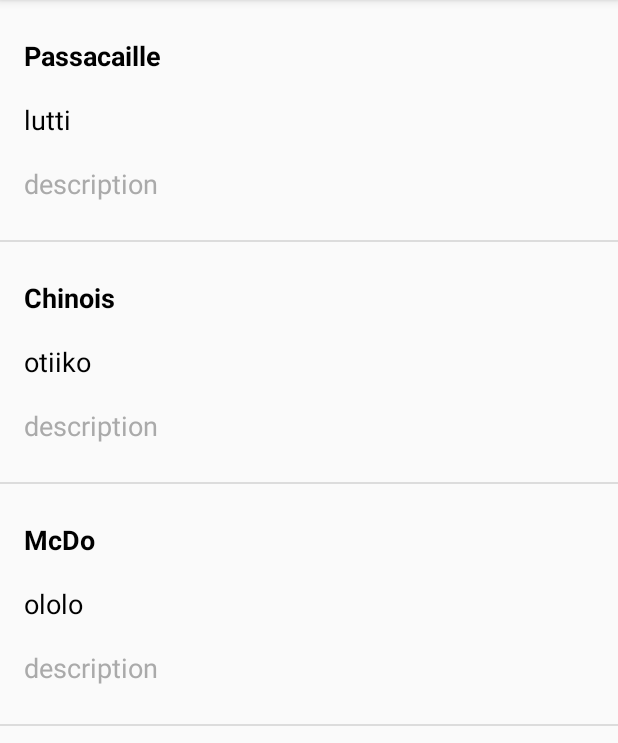
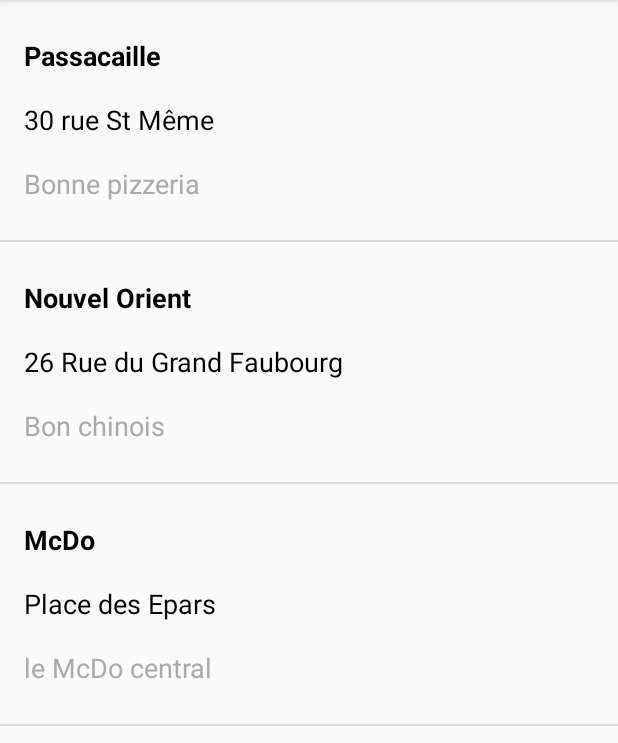
Before and after one commit to jellydragon/TourApp, an Android app: the fragment RestaurantsFragment shown on its own in the app's theme, on a phone screen of 412 x 824 dp, the part 84-827 px from its top. Run offline under Robolectric (Android 15) with nearby library versions, the phone set to English and light mode, and no system bars.

Commit message:
added a few addresses

```diff
--- a/app/src/main/java/com/example/android/tourapp/MuseumsFragment.java
+++ b/app/src/main/java/com/example/android/tourapp/MuseumsFragment.java
@@ -9,9 +9,6 @@ import android.widget.ListView;
 
 import java.util.ArrayList;
 
-/**
- * Created by maria on 04/05/2017.
- */
 
 public class MuseumsFragment extends Fragment {
 
@@ -30,8 +27,6 @@ public class MuseumsFragment extends Fragment {
         locations.add(new Location("Musée de l'école de Chartres et d'Eure-et-Loir", "12 Place Drouaise", "description"));
 
 
-
-
         LocationAdapter adapter = new LocationAdapter(getActivity(), locations);
 
         ListView listView = (ListView) rootView.findViewById(R.id.list);
--- a/app/src/main/java/com/example/android/tourapp/RestaurantsFragment.java
+++ b/app/src/main/java/com/example/android/tourapp/RestaurantsFragment.java
@@ -5,7 +5,6 @@ import android.support.v4.app.Fragment;
 import android.view.LayoutInflater;
 import android.view.View;
 import android.view.ViewGroup;
-import android.widget.ImageView;
 import android.widget.ListView;
 
 import java.util.ArrayList;
@@ -22,9 +21,9 @@ public class RestaurantsFragment extends Fragment {
         View rootView = inflater.inflate(R.layout.location_list, container, false);
 
         final ArrayList<Location> locations = new ArrayList<>();
-        locations.add(new Location("Passacaille", "lutti", "description"));
-        locations.add(new Location("Chinois", "otiiko", "description"));
-        locations.add(new Location("McDo", "ololo", "description"));
+        locations.add(new Location("Passacaille", "30 rue St Même", "Bonne pizzeria"));
+        locations.add(new Location("Nouvel Orient", "26 Rue du Grand Faubourg", "Bon chinois"));
+        locations.add(new Location("McDo", "Place des Epars", "le McDo central"));
 
 
         LocationAdapter adapter = new LocationAdapter(getActivity(), locations);
```
